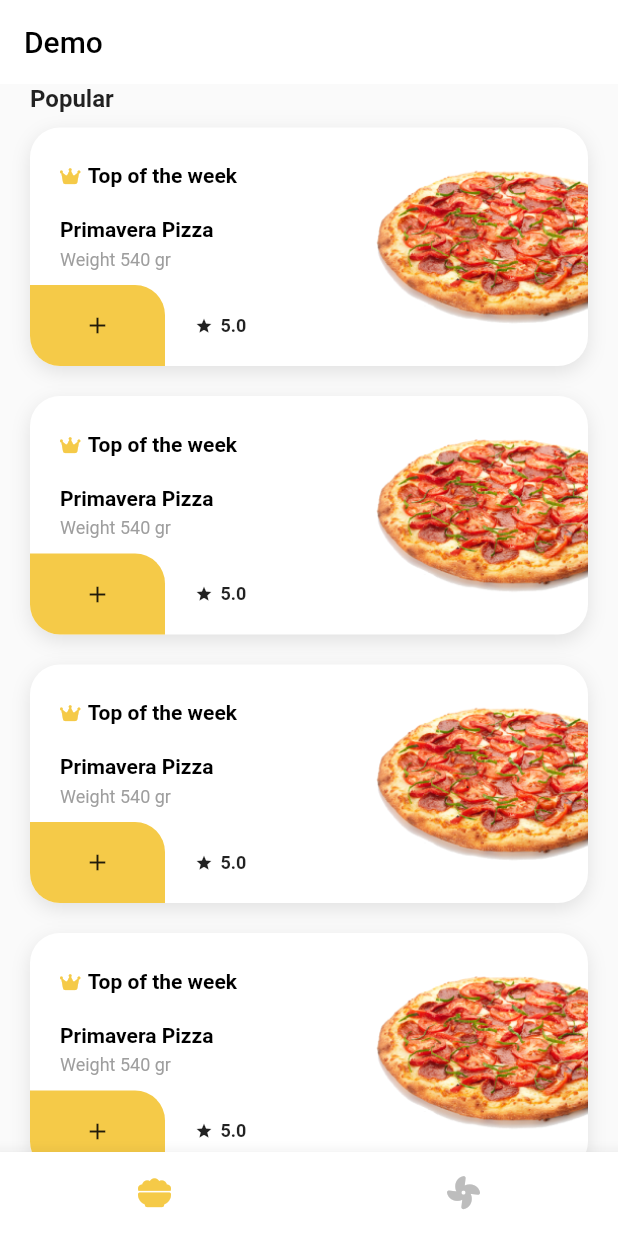
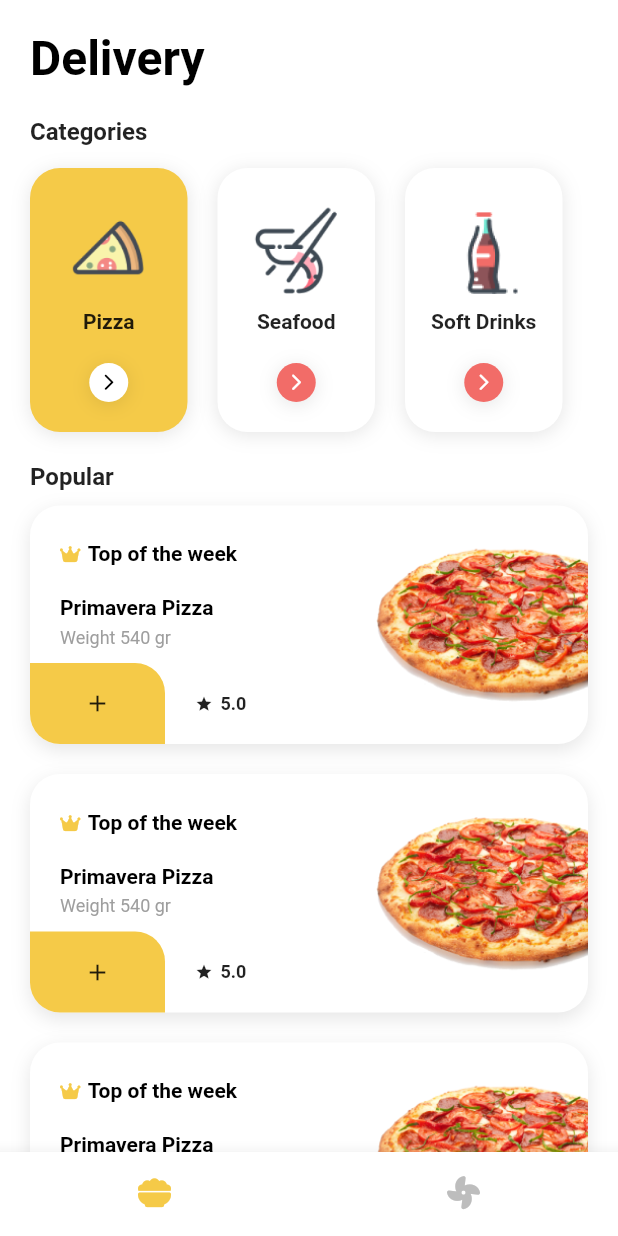
Before and after one commit to devswi/food_app_flutter, a Flutter app: the screen it shows after launch, on a phone screen of 412 x 824 dp. Run offline on Flutter 3.47's test engine with Material 2 defaults, Android fonts, the phone set to English and light mode, and no system bars; our stand-ins replace font_awesome_flutter.

Commit message:
feat: add categories list

```diff
--- a/lib/components/food_card.dart
+++ b/lib/components/food_card.dart
@@ -1,4 +1,5 @@
 import 'package:flutter/material.dart';
+import 'package:flutter_demo/components/food_rate.dart';
 import 'package:font_awesome_flutter/font_awesome_flutter.dart';
 
 class FoodCard extends StatelessWidget {
@@ -23,7 +24,6 @@ class FoodCard extends StatelessWidget {
           BoxShadow(
             offset: Offset(0, 4),
             blurRadius: 10,
-            spreadRadius: 0,
             color: Color.fromRGBO(0, 0, 0, 0.1),
           ),
         ],
@@ -110,22 +110,8 @@ class FoodCard extends StatelessWidget {
                     ),
                   ),
                   const SizedBox(width: 20),
-                  Wrap(
-                    crossAxisAlignment: WrapCrossAlignment.center,
-                    spacing: 5,
-                    children: const [
-                      Icon(
-                        Icons.star,
-                        size: 12,
-                      ),
-                      Text(
-                        '5.0',
-                        style: TextStyle(
-                          fontSize: 12,
-                          fontWeight: FontWeight.w600,
-                        ),
-                      ),
-                    ],
+                  const FoodRate(
+                    rate: 5.0,
                   ),
                 ],
               ),
@@ -136,7 +122,7 @@ class FoodCard extends StatelessWidget {
             child: Hero(
               tag: imagePath,
               child: Image.asset(
-                'assets/pizza1.png',
+                imagePath,
                 width: 200,
               ),
             ),
--- /dev/null
+++ b/lib/components/food_categories.dart
@@ -0,0 +1,59 @@
+import 'package:flutter/material.dart';
+import 'package:flutter_demo/components/food_category.dart';
+
+class FoodCategories extends StatefulWidget {
+  const FoodCategories({super.key});
+
+  @override
+  State<FoodCategories> createState() => _FoodCategoriesState();
+}
+
+class _FoodCategoriesState extends State<FoodCategories> {
+  String currentTitle = 'Pizza';
+
+  @override
+  Widget build(BuildContext context) {
+    return SingleChildScrollView(
+      scrollDirection: Axis.horizontal,
+      child: Padding(
+        padding: const EdgeInsets.symmetric(
+          horizontal: 10,
+        ),
+        child: Row(
+          children: <FoodCategory>[
+            FoodCategory(
+              title: 'Pizza',
+              icon: 'assets/pizza-icon.png',
+              selected: currentTitle == 'Pizza',
+              onTap: (title) {
+                setState(() {
+                  currentTitle = title;
+                });
+              },
+            ),
+            FoodCategory(
+              title: 'Seafood',
+              icon: 'assets/shrimp-icon.png',
+              selected: currentTitle == 'Seafood',
+              onTap: (title) {
+                setState(() {
+                  currentTitle = title;
+                });
+              },
+            ),
+            FoodCategory(
+              title: 'Soft Drinks',
+              icon: 'assets/soda-icon.png',
+              selected: currentTitle == 'Soft Drinks',
+              onTap: (title) {
+                setState(() {
+                  currentTitle = title;
+                });
+              },
+            ),
+          ],
+        ),
+      ),
+    );
+  }
+}
--- /dev/null
+++ b/lib/components/food_category.dart
@@ -0,0 +1,99 @@
+import 'package:flutter/material.dart';
+
+class FoodCategory extends StatelessWidget {
+  const FoodCategory({
+    super.key,
+    required this.title,
+    required this.selected,
+    required this.icon,
+    required this.onTap,
+  });
+
+  final String title;
+  final String icon;
+  final bool selected;
+  final Function(String title) onTap;
+
+  @override
+  Widget build(BuildContext context) {
+    final primaryColor = Theme.of(context).primaryColor;
+    const double radius = 20;
+
+    final Color indicatorColor =
+        selected ? Colors.white : const Color(0xFFF26C68);
+    final Color indicatorIconColor = selected ? Colors.black : Colors.white;
+
+    return GestureDetector(
+      onTap: () {
+        onTap(title);
+      },
+      child: Container(
+        margin: const EdgeInsets.only(
+          top: 5,
+          bottom: 20,
+          left: 10,
+          right: 10,
+        ),
+        width: 105,
+        decoration: BoxDecoration(
+          color: selected ? primaryColor : Colors.white,
+          borderRadius: BorderRadius.circular(radius),
+          boxShadow: const <BoxShadow>[
+            BoxShadow(
+              offset: Offset(0, 2),
+              blurRadius: 10,
+              color: Color.fromRGBO(0, 0, 0, 0.1),
+            ),
+          ],
+        ),
+        padding: const EdgeInsets.only(
+          top: 24,
+          bottom: 20,
+        ),
+        child: Column(
+          children: <Widget>[
+            Image.asset(
+              icon,
+              width: 60,
+            ),
+            const SizedBox(
+              height: 10,
+            ),
+            Text(
+              title,
+              style: const TextStyle(
+                fontWeight: FontWeight.w600,
+                fontSize: 14,
+              ),
+            ),
+            const SizedBox(
+              height: 20,
+            ),
+            SizedBox(
+              width: 26,
+              height: 26,
+              child: Container(
+                decoration: BoxDecoration(
+                  color: indicatorColor,
+                  borderRadius: BorderRadius.circular(13),
+                  boxShadow: const <BoxShadow>[
+                    BoxShadow(
+                      offset: Offset(0, 2),
+                      blurRadius: 10,
+                      color: Color.fromRGBO(0, 0, 0, 0.1),
+                    ),
+                  ],
+                ),
+                child: Icon(
+                  Icons.arrow_forward_ios_rounded,
+                  size: 13,
+                  color: indicatorIconColor,
+                ),
+              ),
+            ),
+          ],
+        ),
+      ),
+    );
+  }
+}
--- /dev/null
+++ b/lib/components/food_header.dart
@@ -0,0 +1,25 @@
+import 'package:flutter/material.dart';
+
+class FoodHeader extends StatelessWidget {
+  const FoodHeader({
+    super.key,
+    required this.title,
+  });
+
+  final String title;
+
+  @override
+  Widget build(BuildContext context) {
+    return Padding(
+      padding: const EdgeInsets.all(20),
+      child: Text(
+        title,
+        style: const TextStyle(
+          fontSize: 32,
+          fontWeight: FontWeight.w700,
+          color: Colors.black,
+        ),
+      ),
+    );
+  }
+}
--- /dev/null
+++ b/lib/components/food_rate.dart
@@ -0,0 +1,33 @@
+import 'package:flutter/material.dart';
+
+class FoodRate extends StatelessWidget {
+  const FoodRate({
+    super.key,
+    required this.rate,
+    this.spacing = 5,
+  });
+
+  final double rate;
+  final double spacing;
+
+  @override
+  Widget build(BuildContext context) {
+    return Wrap(
+      crossAxisAlignment: WrapCrossAlignment.center,
+      spacing: spacing,
+      children: [
+        const Icon(
+          Icons.star,
+          size: 12,
+        ),
+        Text(
+          "$rate",
+          style: const TextStyle(
+            fontSize: 12,
+            fontWeight: FontWeight.w600,
+          ),
+        ),
+      ],
+    );
+  }
+}
--- /dev/null
+++ b/lib/components/food_section_header.dart
@@ -0,0 +1,27 @@
+import 'package:flutter/material.dart';
+
+class FoodSectionHeader extends StatelessWidget {
+  const FoodSectionHeader({
+    super.key,
+    required this.title,
+  });
+
+  final String title;
+
+  @override
+  Widget build(BuildContext context) {
+    return Padding(
+      padding: const EdgeInsets.only(
+        left: 20,
+        bottom: 10,
+      ),
+      child: Text(
+        title,
+        style: const TextStyle(
+          fontWeight: FontWeight.w700,
+          fontSize: 16,
+        ),
+      ),
+    );
+  }
+}
--- a/lib/main.dart
+++ b/lib/main.dart
@@ -23,6 +23,7 @@ class App extends StatelessWidget {
         primaryColor: primaryColor,
         highlightColor: Colors.transparent,
         splashColor: Colors.transparent,
+        scaffoldBackgroundColor: Colors.white,
         bottomNavigationBarTheme: BottomNavigationBarThemeData(
           backgroundColor: Colors.white,
           selectedItemColor: primaryColor,
--- a/lib/screens/home_page.dart
+++ b/lib/screens/home_page.dart
@@ -1,5 +1,8 @@
 import 'package:flutter/material.dart';
 import 'package:flutter_demo/components/food_card.dart';
+import 'package:flutter_demo/components/food_categories.dart';
+import 'package:flutter_demo/components/food_header.dart';
+import 'package:flutter_demo/components/food_section_header.dart';
 
 class HomePage extends StatefulWidget {
   const HomePage({super.key});
@@ -12,30 +15,17 @@ class _HomePageState extends State<HomePage> {
   @override
   Widget build(BuildContext context) {
     return Scaffold(
-      appBar: AppBar(
-        title: const Text(
-          'Demo',
-          style: TextStyle(
-            color: Colors.black,
-          ),
-        ),
-        backgroundColor: Colors.white,
-        shadowColor: Colors.transparent,
-      ),
       body: ListView(
         children: const [
-          Padding(
-            padding: EdgeInsets.only(
-              left: 20,
-              bottom: 10,
-            ),
-            child: Text(
-              'Popular',
-              style: TextStyle(
-                fontWeight: FontWeight.w700,
-                fontSize: 16,
-              ),
-            ),
+          FoodHeader(
+            title: 'Delivery',
+          ),
+          FoodSectionHeader(
+            title: 'Categories',
+          ),
+          FoodCategories(),
+          FoodSectionHeader(
+            title: 'Popular',
           ),
           FoodCard(),
           FoodCard(),
```
Also changed, not shown: assets/pizza-icon.png (added), assets/shrimp-icon.png (added), assets/soda-icon.png (added).
